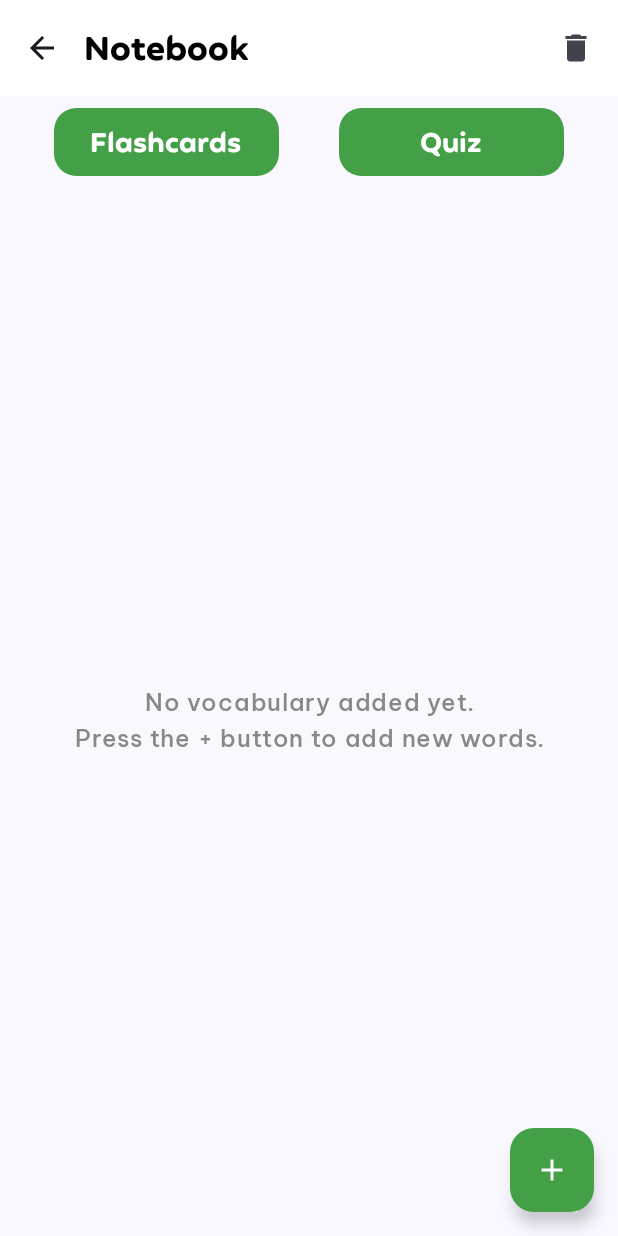
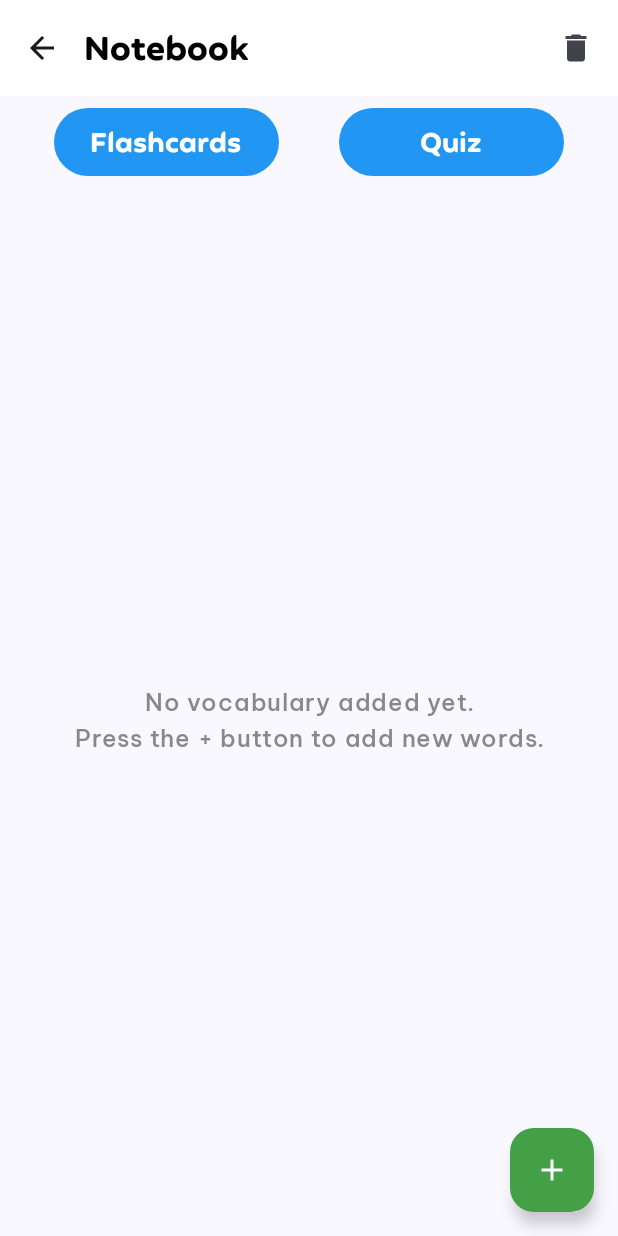
Before and after one commit to lhatu/Torii, an Android app built with Jetpack Compose: the composable NotebookDetailScreen called with empty values, on a phone screen of 412 x 824 dp. Run offline under Robolectric (Android 15) with nearby library versions, the phone set to English and light mode, and no system bars; our stand-ins replace Firebase (no records; nobody signed in at launch, a user with empty details on screens opened directly); Roboto replaces fonts that are not available here.

Commit message:
Add Quiz Function + Fix UX/UI

```diff
--- a/app/src/main/java/com/example/torii/screens/study/NotebookDetailScreen.kt
+++ b/app/src/main/java/com/example/torii/screens/study/NotebookDetailScreen.kt
@@ -152,9 +152,9 @@ fun NotebookDetailScreen(
                         onClick = {
                             navController.navigate("flashcard/$notebookId")
                         },
-                        shape = RoundedCornerShape(15.dp),
+                        shape = RoundedCornerShape(50.dp),
                         colors = ButtonDefaults.buttonColors(
-                            containerColor = Color(0xFF43A047)
+                            containerColor = Color(0xFF2196F3)
                         ),
                         modifier = Modifier
                             .padding(vertical = 8.dp)
@@ -166,9 +166,9 @@ fun NotebookDetailScreen(
 
                     Button(
                         onClick = { navController.navigate("notebook/$notebookId/quiz") },
-                        shape = RoundedCornerShape(15.dp),
+                        shape = RoundedCornerShape(50.dp),
                         colors = ButtonDefaults.buttonColors(
-                            containerColor = Color(0xFF43A047)
+                            containerColor = Color(0xFF2196F3)
                         ),
                         modifier = Modifier
                             .padding(vertical = 8.dp)
```
Also changed, not shown: app/src/main/java/com/example/torii/screens/main/SearchScreen.kt (+74 -11 lines).
